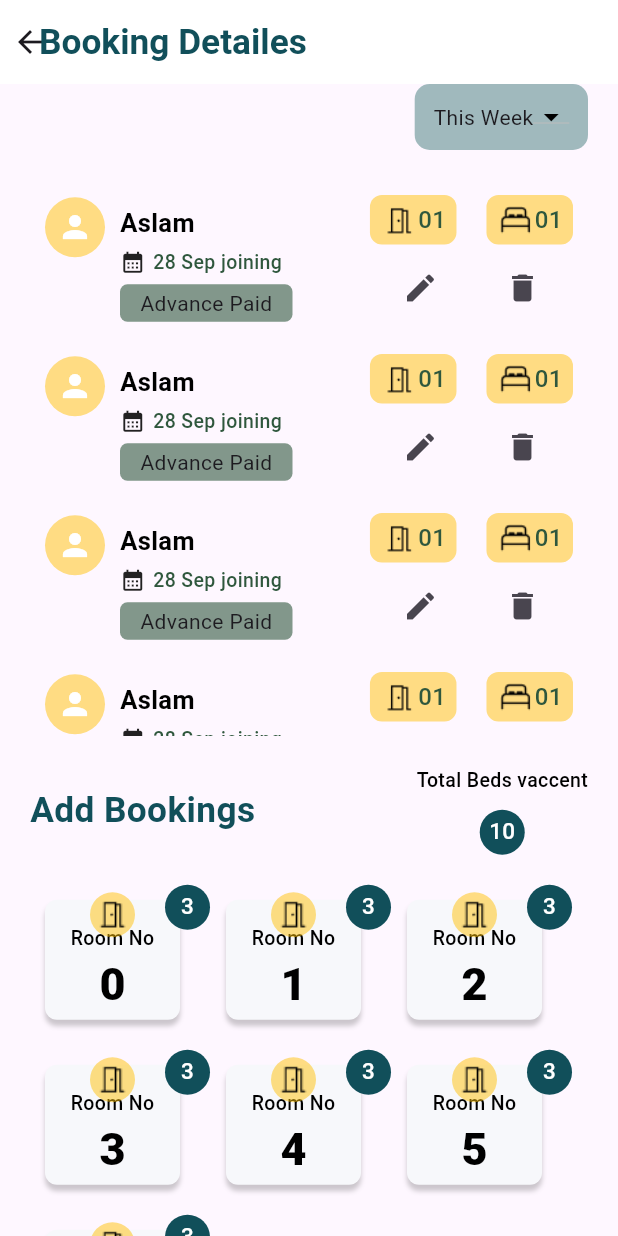
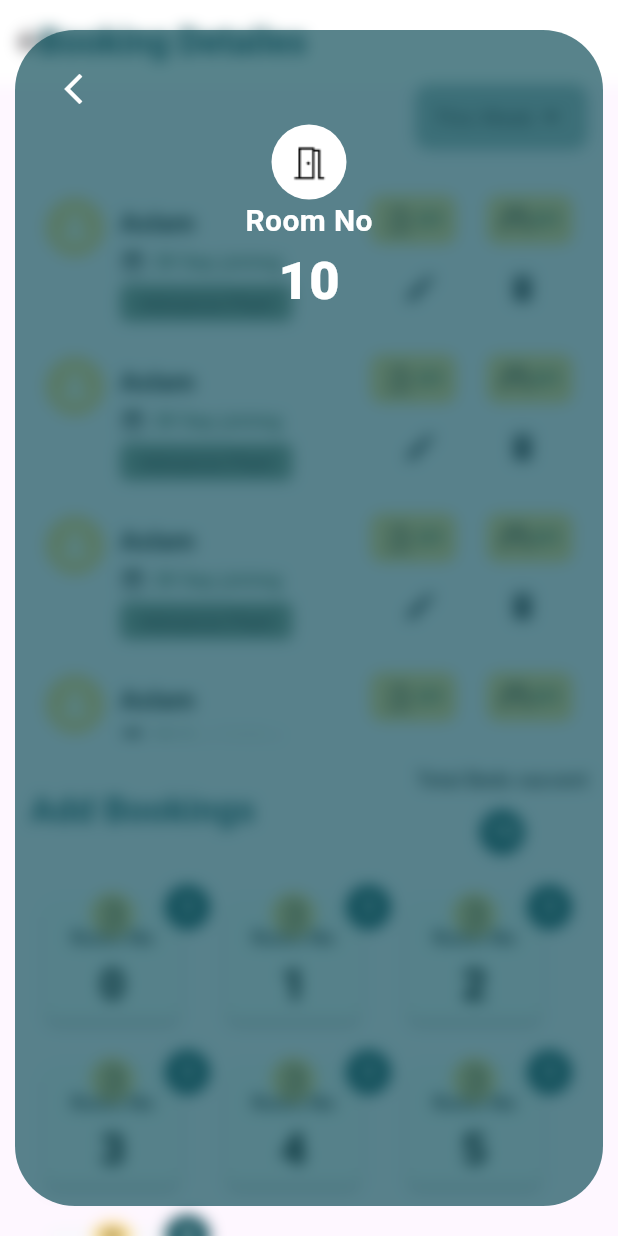
Before and after one commit to muhammed-aslam-pm/Hostel-Manager, a Flutter app: the OwnerBookingsPage screen opened directly, after a tap on "Room No", on a phone screen of 412 x 824 dp. Run offline on Flutter 3.47's test engine with Material 3 defaults, Android fonts, the phone set to English and light mode, and no system bars; our stand-ins replace smooth_page_indicator.

Commit message:
bookings adding screen created

```diff
--- a/lib/main.dart
+++ b/lib/main.dart
@@ -1,7 +1,6 @@
 import 'package:flutter/material.dart';
 import 'package:hostel_management_app/controller/onBordingControllers/onboaring_controller.dart';
 import 'package:hostel_management_app/controller/owner_bottom_navbar_controller/owner_bottom_navbar_controller.dart';
-import 'package:hostel_management_app/view/onboarding_screen/onboarding_screen.dart';
 import 'package:hostel_management_app/view/splash_screen/splash_screen.dart';
 import 'package:provider/provider.dart';
 
--- a/lib/view/login_and_register_screens/create_new_password_screen.dart
+++ b/lib/view/login_and_register_screens/create_new_password_screen.dart
@@ -2,7 +2,6 @@ import 'package:flutter/material.dart';
 import 'package:hostel_management_app/utils/color_constants.dart';
 import 'package:hostel_management_app/utils/text_style_constatnts.dart';
 import 'package:hostel_management_app/view/global_widgets/login_button.dart';
-import 'package:hostel_management_app/view/login_and_register_screens/otp_verification_screen.dart';
 import 'package:hostel_management_app/view/login_and_register_screens/password_changed_screen.dart';
 
 class CreateNewPasswordScreen extends StatelessWidget {
--- a/lib/view/onboarding_screen/onboarding_screen.dart
+++ b/lib/view/onboarding_screen/onboarding_screen.dart
@@ -4,7 +4,6 @@ import 'package:hostel_management_app/controller/onBordingControllers/onboaring_
 import 'package:hostel_management_app/utils/color_constants.dart';
 import 'package:hostel_management_app/utils/text_style_constatnts.dart';
 import 'package:hostel_management_app/view/login_and_register_screens/login_screen.dart';
-import 'package:hostel_management_app/view/owner_home_screen/owner_home_screen.dart';
 import 'package:provider/provider.dart';
 import 'package:smooth_page_indicator/smooth_page_indicator.dart';
 
--- a/lib/view/owner_booking_page/owner_bookings_page.dart
+++ b/lib/view/owner_booking_page/owner_bookings_page.dart
@@ -1,10 +1,8 @@
-import 'dart:math';
-
 import 'package:flutter/material.dart';
 import 'package:hostel_management_app/utils/color_constants.dart';
-import 'package:hostel_management_app/utils/image_constants.dart';
 import 'package:hostel_management_app/utils/text_style_constatnts.dart';
 import 'package:hostel_management_app/view/global_widgets/date_sorting_button.dart';
+import 'package:hostel_management_app/view/owner_booking_page/widgets/add_booking_screen.dart';
 import 'package:hostel_management_app/view/owner_booking_page/widgets/bookings_card.dart';
 import 'package:hostel_management_app/view/global_widgets/room_card.dart';
 
@@ -90,7 +88,12 @@ class OwnerBookingsPage extends StatelessWidget {
                 itemBuilder: (context, index) => RoomsCard(
                   roomNumber: index.toString(),
                   vaccentBedNumber: "3",
-                  onTap: () {},
+                  onTap: () {
+                    showAdaptiveDialog(
+                        barrierColor: Colors.transparent,
+                        context: context,
+                        builder: (context) => AddBookingScreen());
+                  },
                 ),
               )
             ],
--- /dev/null
+++ b/lib/view/owner_booking_page/widgets/add_booking_screen.dart
@@ -0,0 +1,75 @@
+import 'package:flutter/material.dart';
+import 'package:hostel_management_app/utils/color_constants.dart';
+import 'package:hostel_management_app/utils/image_constants.dart';
+import 'dart:ui' as ui;
+
+import 'package:hostel_management_app/utils/text_style_constatnts.dart';
+
+class AddBookingScreen extends StatelessWidget {
+  const AddBookingScreen({super.key});
+
+  @override
+  Widget build(BuildContext context) {
+    return BackdropFilter(
+      filter: ui.ImageFilter.blur(
+        sigmaX: 5.0,
+        sigmaY: 5.0,
+      ),
+      child: SafeArea(
+          child: Padding(
+        padding: EdgeInsets.symmetric(horizontal: 10, vertical: 20),
+        child: Container(
+          height: double.infinity,
+          width: double.infinity,
+          decoration: BoxDecoration(
+              color: ColorConstants.primaryColor.withOpacity(.7),
+              borderRadius: BorderRadius.circular(40)),
+          padding: EdgeInsets.all(15),
+          child: Scaffold(
+            backgroundColor: Colors.transparent,
+            body: Column(
+              children: [
+                Row(
+                  mainAxisAlignment: MainAxisAlignment.start,
+                  children: [
+                    IconButton(
+                      onPressed: () {
+                        Navigator.pop(context);
+                      },
+                      icon: Icon(
+                        Icons.arrow_back_ios_new,
+                        color: ColorConstants.primaryWhiteColor,
+                      ),
+                    ),
+                  ],
+                ),
+                CircleAvatar(
+                  radius: 25,
+                  backgroundColor: ColorConstants.primaryWhiteColor,
+                  child: Hero(
+                    tag: Image,
+                    child: Image.asset(
+                      ImageConstants.roomsIcon2,
+                      color: ColorConstants.primaryBlackColor,
+                    ),
+                  ),
+                ),
+                Text(
+                  "Room No",
+                  style: TextStyleConstants.OwnerRoomNumber2,
+                ),
+                Text(
+                  "10",
+                  style: TextStyleConstants.OwnerRoomNumber3,
+                ),
+                SizedBox(
+                  height: 40,
+                ),
+              ],
+            ),
+          ),
+        ),
+      )),
+    );
+  }
+}
--- a/lib/view/owner_home_screen/owner_home_screen.dart
+++ b/lib/view/owner_home_screen/owner_home_screen.dart
@@ -2,7 +2,6 @@ import 'package:flutter/material.dart';
 import 'package:hostel_management_app/controller/owner_bottom_navbar_controller/owner_bottom_navbar_controller.dart';
 import 'package:hostel_management_app/utils/color_constants.dart';
 import 'package:hostel_management_app/utils/image_constants.dart';
-import 'package:hostel_management_app/utils/text_style_constatnts.dart';
 import 'package:provider/provider.dart';
 
 class OwnerHomeScreen extends StatelessWidget {
--- a/lib/view/splash_screen/splash_screen.dart
+++ b/lib/view/splash_screen/splash_screen.dart
@@ -1,9 +1,7 @@
 import 'package:flutter/material.dart';
 import 'package:hostel_management_app/utils/color_constants.dart';
 import 'package:hostel_management_app/utils/image_constants.dart';
-import 'package:hostel_management_app/view/login_and_register_screens/login_screen.dart';
 import 'package:hostel_management_app/view/onboarding_screen/onboarding_screen.dart';
-import 'package:hostel_management_app/view/owner_home_screen/owner_home_screen.dart';
 
 class SplashScreen extends StatefulWidget {
   const SplashScreen({super.key});
```
